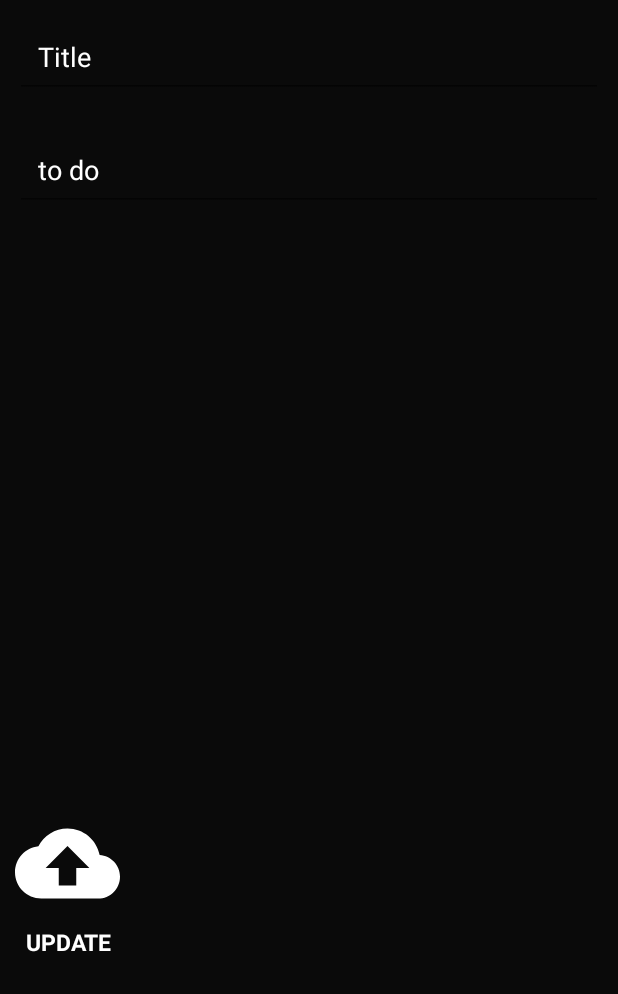
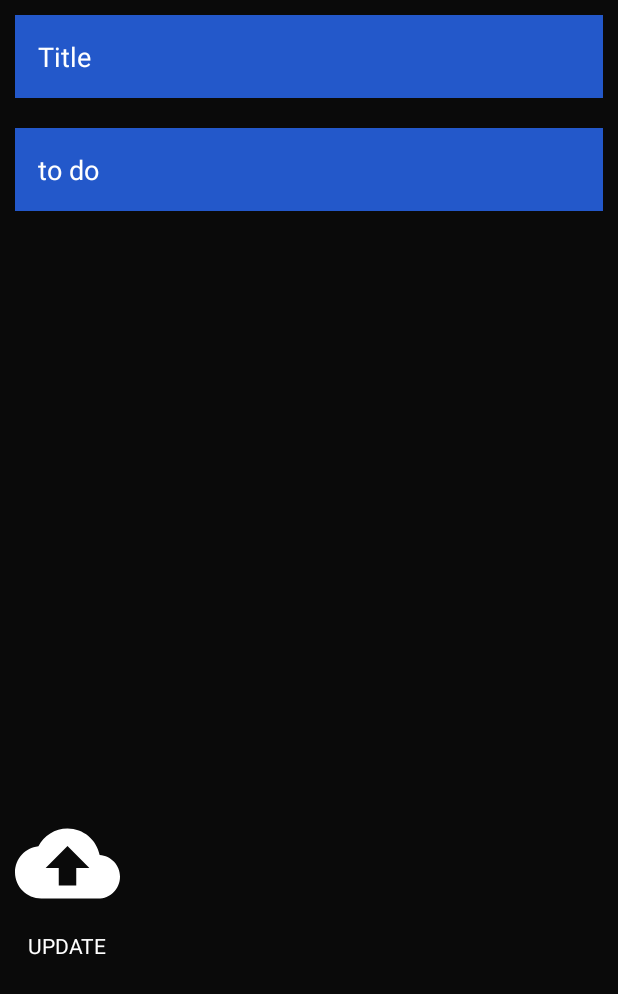
Before and after one commit to Wizardeirr/MTDList, an Android app: the fragment UpdateFragment placed in its activity, on a phone screen of 412 x 824 dp. Shown: the top 994 px of the screen. Run offline under Robolectric (Android 15) with nearby library versions, the phone set to English and light mode, and no system bars; our stand-ins replace Dagger/Hilt's generated code, Room's generated code, navigation-ui; 3 statements that could not run were skipped.

Commit message:
UI fixed

```diff
--- a/app/src/main/java/com/volkankelleci/todolist/adapter/RecyclerAdapter.kt
+++ b/app/src/main/java/com/volkankelleci/todolist/adapter/RecyclerAdapter.kt
@@ -29,9 +29,7 @@ class RecyclerAdapter(var UserInputs:List<UserInput>): RecyclerView.Adapter<Recy
             val action=FragmentMainTodolistDirections.actionFragmentMainTodolistToUpdateFragment(UserInputs.get(position))
             holder.itemView.findNavController().navigate(action)
         }
-        holder.itemView.delete_image.setOnClickListener {
 
-        }
     }
 
     override fun getItemCount(): Int {
--- a/app/src/main/res/drawable/delete_icon.xml
+++ /dev/null
@@ -1,5 +0,0 @@
-<vector android:height="24dp" android:tint="#FFFFFF"
-    android:viewportHeight="24" android:viewportWidth="24"
-    android:width="24dp" xmlns:android="http://schemas.android.com/apk/res/android">
-    <path android:fillColor="@android:color/white" android:pathData="M6,19c0,1.1 0.9,2 2,2h8c1.1,0 2,-0.9 2,-2V7H6v12zM19,4h-3.5l-1,-1h-5l-1,1H5v2h14V4z"/>
-</vector>
--- a/app/src/main/res/layout/fragment_update.xml
+++ b/app/src/main/res/layout/fragment_update.xml
@@ -11,7 +11,8 @@
         android:layout_width="match_parent"
         android:layout_height="wrap_content"
         android:minHeight="150dp"
-        android:orientation="vertical">
+        android:orientation="vertical"
+        >
 
     <EditText
         android:id="@+id/updateTitleText"
@@ -21,6 +22,7 @@
         android:padding="15dp"
         android:layout_margin="10dp"
         android:hint="Title"
+        android:background="#2358CA"
         android:textColor="@color/white">
 
     </EditText>
@@ -32,6 +34,7 @@
         android:padding="15dp"
         android:layout_margin="10dp"
         android:ellipsize="end"
+        android:background="#2358CA"
         android:textColor="@color/white"
         android:hint="to do">
 
@@ -55,21 +58,17 @@
         android:src="@drawable/update_icon">
 
     </ImageView>
-    <TextView
-        android:layout_width="60dp"
-        android:layout_height="wrap_content"
-        android:layout_marginTop="5dp"
-        android:textSize="15sp"
-        android:text="UPDATE"
-        android:textColor="@color/white"
-        android:gravity="center"
-        android:textStyle="bold"
-        android:layout_marginLeft="15dp"
-        android:padding="1dp"
-        >
 
-    </TextView>
+        <TextView
+            android:layout_width="69dp"
+            android:layout_height="wrap_content"
+            android:text="UPDATE"
+            android:textColor="@color/white"
+            android:layout_margin="10dp"
+            android:gravity="center">
 
+        </TextView>
     </LinearLayout>
 
+
 </LinearLayout>
```
Also changed, not shown: app/src/main/res/layout/fragment_note_part.xml (+12 -2 lines), app/src/main/res/layout/recycler_row.xml (+7 -16 lines), app/src/main/res/menu/menu_resource.xml (added, +10 -0 lines).
